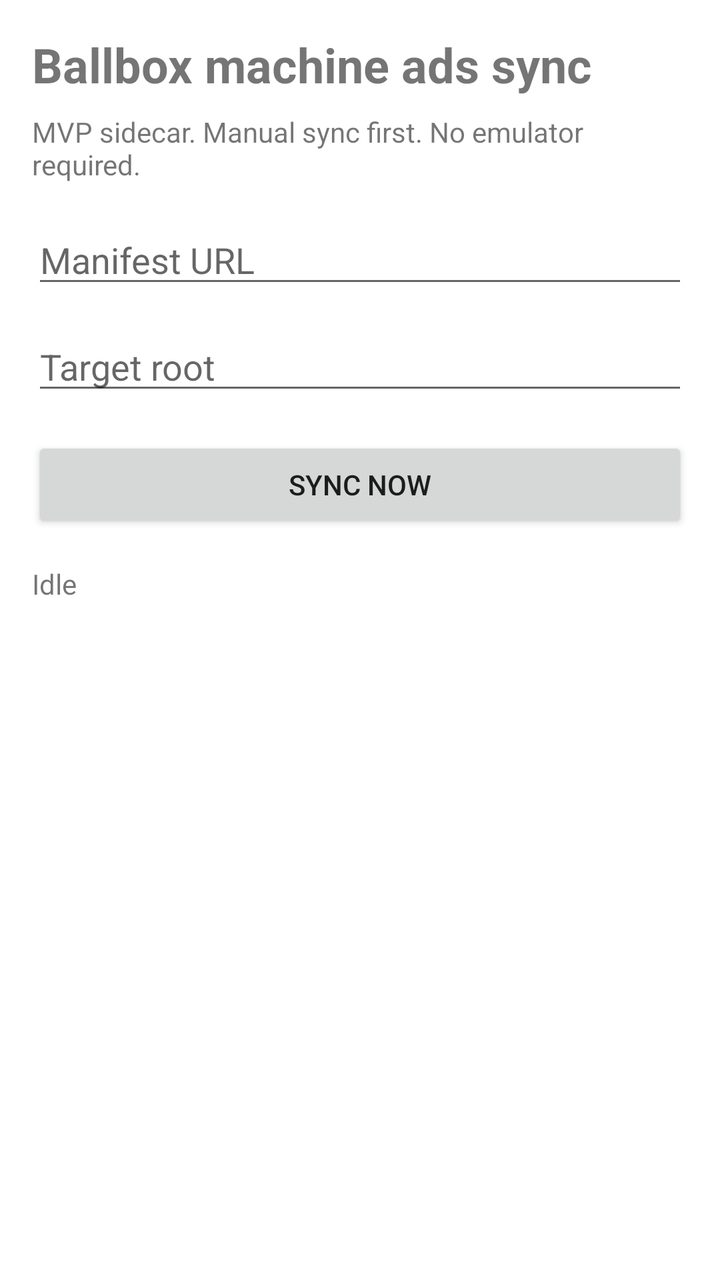
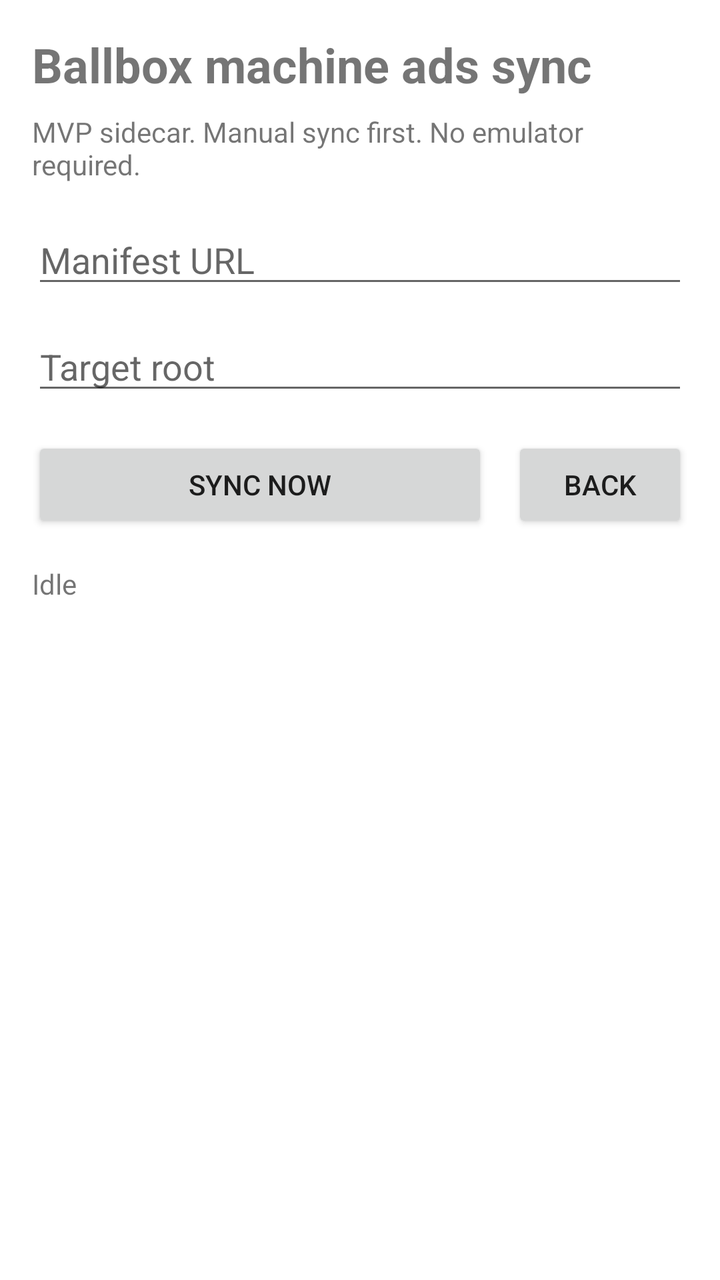

The first picture is an Android layout as it rendered before a commit; the second is the same layout after the commit. The layout source and the unified diff follow.
<!-- AndroidManifest.xml: application theme Theme.BallboxMachineAdsSync -->
<!-- res/layout/activity_main.xml -->
<?xml version="1.0" encoding="utf-8"?>
<ScrollView xmlns:android="http://schemas.android.com/apk/res/android"
    android:layout_width="match_parent"
    android:layout_height="match_parent"
    android:fillViewport="true">

    <LinearLayout
        android:layout_width="match_parent"
        android:layout_height="wrap_content"
        android:orientation="vertical"
        android:padding="16dp">

        <TextView
            android:layout_width="match_parent"
            android:layout_height="wrap_content"
            android:text="Ballbox machine ads sync"
            android:textSize="24sp"
            android:textStyle="bold" />

        <TextView
            android:layout_width="match_parent"
            android:layout_height="wrap_content"
            android:layout_marginTop="8dp"
            android:text="MVP sidecar. Manual sync first. No emulator required." />

        <EditText
            android:id="@+id/manifestUrlInput"
            android:layout_width="match_parent"
            android:layout_height="wrap_content"
            android:layout_marginTop="16dp"
            android:hint="Manifest URL"
            android:inputType="textUri" />

        <EditText
            android:id="@+id/targetRootInput"
            android:layout_width="match_parent"
            android:layout_height="wrap_content"
            android:layout_marginTop="12dp"
            android:hint="Target root"
            android:inputType="text" />

        <Button
            android:id="@+id/syncButton"
            android:layout_width="match_parent"
            android:layout_height="wrap_content"
            android:layout_marginTop="16dp"
            android:text="Sync now" />

        <TextView
            android:id="@+id/statusText"
            android:layout_width="match_parent"
            android:layout_height="wrap_content"
            android:layout_marginTop="16dp"
            android:text="Idle" />

        <TextView
            android:id="@+id/logText"
            android:layout_width="match_parent"
            android:layout_height="wrap_content"
            android:layout_marginTop="12dp"
            android:fontFamily="monospace"
            android:textIsSelectable="true" />
    </LinearLayout>
</ScrollView>
<!-- resources referenced by this layout -->
<resources>
  <style name="Theme.BallboxMachineAdsSync" parent="Theme.MaterialComponents.DayNight.NoActionBar">
          <item name="colorPrimary">#0F172A</item>
          <item name="colorPrimaryVariant">#0F172A</item>
          <item name="colorOnPrimary">#FFFFFF</item>
          <item name="colorSecondary">#16A34A</item>
          <item name="colorOnSecondary">#FFFFFF</item>
          <item name="android:statusBarColor">?attr/colorPrimaryVariant</item>
          <item name="android:navigationBarColor">#000000</item>
      </style>
</resources>

<!-- the commit's change to res/layout/activity_main.xml (unified diff, before → after) -->
@@ -39,12 +39,26 @@
             android:hint="Target root"
             android:inputType="text" />
 
-        <Button
-            android:id="@+id/syncButton"
+        <LinearLayout
             android:layout_width="match_parent"
             android:layout_height="wrap_content"
             android:layout_marginTop="16dp"
-            android:text="Sync now" />
+            android:orientation="horizontal">
+
+            <Button
+                android:id="@+id/syncButton"
+                android:layout_width="0dp"
+                android:layout_height="wrap_content"
+                android:layout_weight="1"
+                android:text="Sync now" />
+
+            <Button
+                android:id="@+id/backButton"
+                android:layout_width="wrap_content"
+                android:layout_height="wrap_content"
+                android:layout_marginStart="12dp"
+                android:text="Back" />
+        </LinearLayout>
 
         <TextView
             android:id="@+id/statusText"
